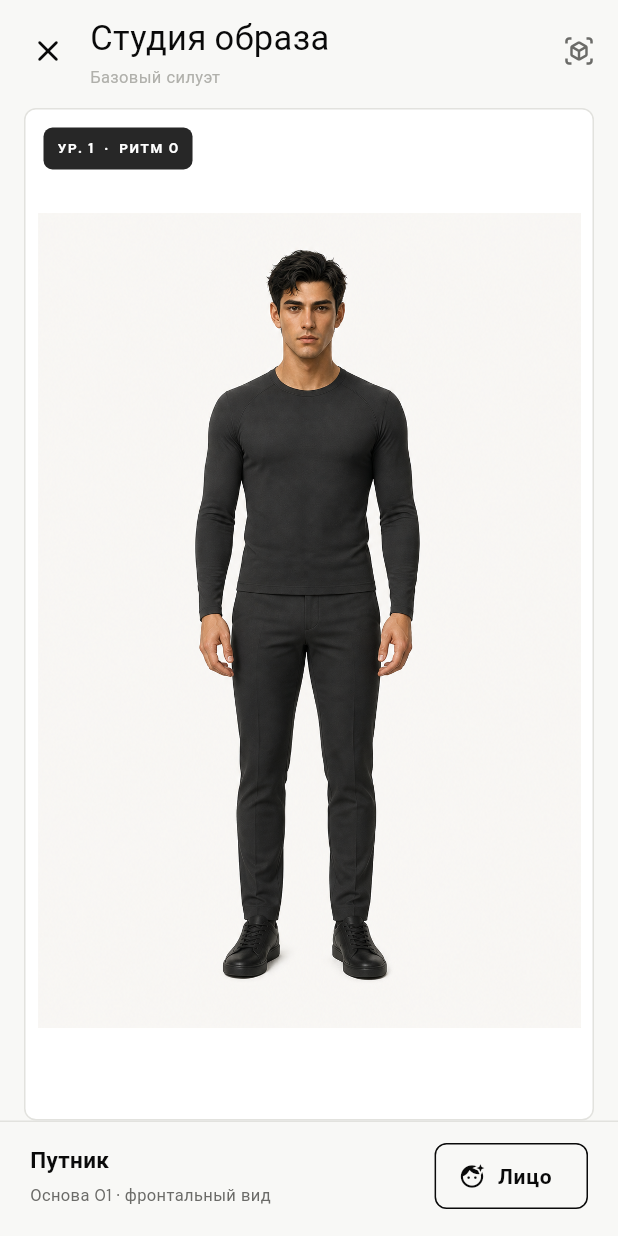
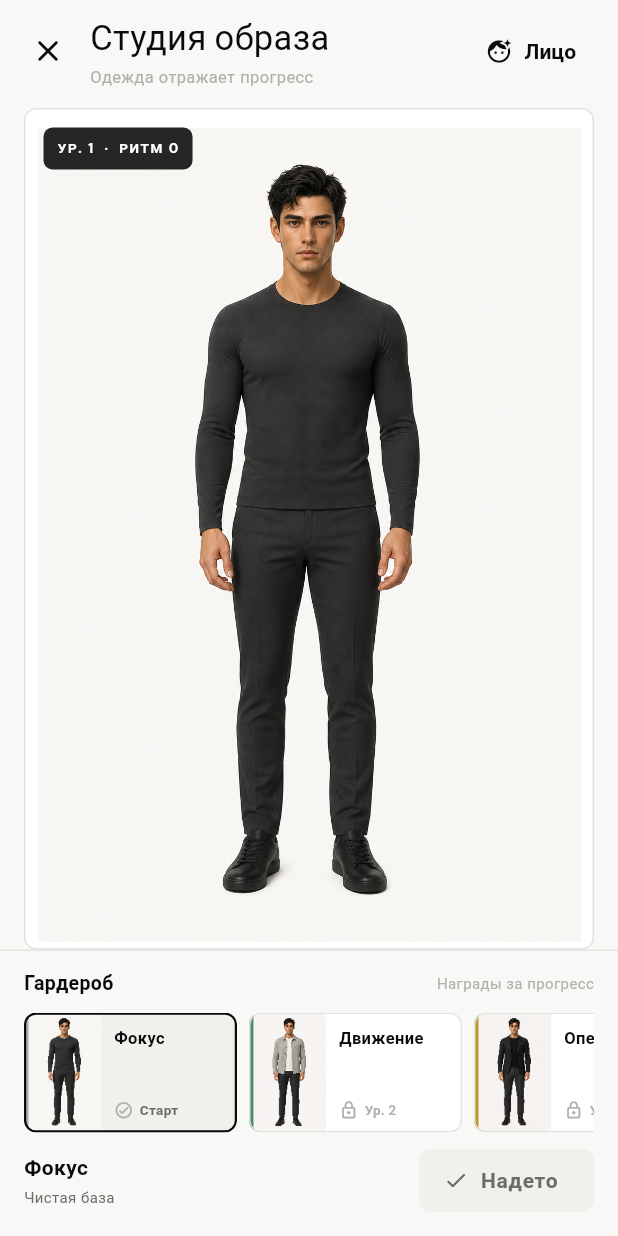
Before and after one commit to qqyuno/LEVL, a Flutter app: the FullBodyEditorScreen screen opened directly, on a phone screen of 412 x 824 dp. Run offline on Flutter 3.47's test engine with Material 3 defaults, Android fonts, the phone set to English and light mode, and no system bars; our stand-ins replace flutter_dotenv, flutter_local_notifications, flutter_riverpod, flutter_svg, flutter_timezone, freezed_annotation and 12 more; accounts and stored records are empty; generated files the repository leaves out were written again; project files that could hold a hidden picture were left out.

Commit message:
feat: add progression wardrobe
Add three aligned clothing variants, reward-gated previews, and persistent outfit selection while preserving the separate premium face editor.

```diff
--- a/levl/lib/features/character/domain/character_asset_manifest.dart
+++ b/levl/lib/features/character/domain/character_asset_manifest.dart
@@ -41,16 +41,4 @@ class CharacterAssetManifest {
     layers.sort((a, b) => a.slot.index.compareTo(b.slot.index));
     return layers;
   }
-
-  static const pilot = CharacterAssetManifest(
-    views: {
-      CharacterView.front: [
-        CharacterLayerAsset(
-          slot: CharacterLayerSlot.composite,
-          assetPath:
-              'assets/character_v2/body/levl_body_male_front_base_v1.png',
-        ),
-      ],
-    },
-  );
 }
--- /dev/null
+++ b/levl/lib/features/character/domain/character_outfit.dart
@@ -0,0 +1,126 @@
+import 'character_asset_manifest.dart';
+
+enum CharacterOutfitRarity { standard, uncommon, rare, epic }
+
+class CharacterOutfit {
+  const CharacterOutfit({
+    required this.id,
+    required this.title,
+    required this.description,
+    required this.rarity,
+    required this.manifest,
+    this.requiredLevel = 1,
+    this.requiredStreak = 0,
+  });
+
+  final String id;
+  final String title;
+  final String description;
+  final CharacterOutfitRarity rarity;
+  final CharacterAssetManifest manifest;
+  final int requiredLevel;
+  final int requiredStreak;
+
+  bool isUnlocked({required int level, required int streak}) {
+    return level >= requiredLevel && streak >= requiredStreak;
+  }
+
+  String get rewardLabel {
+    if (requiredStreak > 0) return '$requiredStreak дней';
+    if (requiredLevel > 1) return 'Ур. $requiredLevel';
+    return 'Старт';
+  }
+}
+
+abstract class CharacterWardrobe {
+  static const outfits = <CharacterOutfit>[
+    CharacterOutfit(
+      id: 'focus',
+      title: 'Фокус',
+      description: 'Чистая база',
+      rarity: CharacterOutfitRarity.standard,
+      manifest: CharacterAssetManifest(
+        views: {
+          CharacterView.front: [
+            CharacterLayerAsset(
+              slot: CharacterLayerSlot.composite,
+              assetPath:
+                  'assets/character_v2/body/levl_body_male_front_base_v1.png',
+            ),
+          ],
+        },
+      ),
+    ),
+    CharacterOutfit(
+      id: 'momentum',
+      title: 'Движение',
+      description: 'Спокойный ритм',
+      rarity: CharacterOutfitRarity.uncommon,
+      requiredLevel: 2,
+      manifest: CharacterAssetManifest(
+        views: {
+          CharacterView.front: [
+            CharacterLayerAsset(
+              slot: CharacterLayerSlot.composite,
+              assetPath:
+                  'assets/character_v2/body/levl_body_male_front_momentum_v1.png',
+            ),
+          ],
+        },
+      ),
+    ),
+    CharacterOutfit(
+      id: 'operator',
+      title: 'Оператор',
+      description: 'Собранный режим',
+      rarity: CharacterOutfitRarity.rare,
+      requiredLevel: 4,
+      manifest: CharacterAssetManifest(
+        views: {
+          CharacterView.front: [
+            CharacterLayerAsset(
+              slot: CharacterLayerSlot.composite,
+              assetPath:
+                  'assets/character_v2/body/levl_body_male_front_operator_v1.png',
+            ),
+          ],
+        },
+      ),
+    ),
+    CharacterOutfit(
+      id: 'breakthrough',
+      title: 'Прорыв',
+      description: 'Награда за ритм',
+      rarity: CharacterOutfitRarity.epic,
+      requiredStreak: 7,
+      manifest: CharacterAssetManifest(
+        views: {
+          CharacterView.front: [
+            CharacterLayerAsset(
+              slot: CharacterLayerSlot.composite,
+              assetPath:
+                  'assets/character_v2/body/levl_body_male_front_breakthrough_v1.png',
+            ),
+          ],
+        },
+      ),
+    ),
+  ];
+
+  static CharacterOutfit byId(String id) {
+    return outfits.firstWhere(
+      (outfit) => outfit.id == id,
+      orElse: () => outfits.first,
+    );
+  }
+
+  static String idForIndex(int index) {
+    if (index < 0 || index >= outfits.length) return outfits.first.id;
+    return outfits[index].id;
+  }
+
+  static int indexForId(String id) {
+    final index = outfits.indexWhere((outfit) => outfit.id == id);
+    return index < 0 ? 0 : index;
+  }
+}
--- a/levl/lib/features/character/presentation/screens/full_body_editor_screen.dart
+++ b/levl/lib/features/character/presentation/screens/full_body_editor_screen.dart
@@ -1,12 +1,20 @@
+import 'dart:convert';
+
 import 'package:flutter/material.dart';
+import 'package:flutter/services.dart';
 import 'package:flutter_riverpod/flutter_riverpod.dart';
 import 'package:google_fonts/google_fonts.dart';
+import 'package:isar/isar.dart';
 
+import '../../../../core/supabase/isar_service.dart';
 import '../../../../core/theme/app_colors.dart';
+import '../../../../shared/models/avatar_config.dart';
 import '../../../../shared/models/user_model.dart';
 import '../../../dashboard/presentation/providers/quest_provider.dart';
 import '../../domain/character_asset_manifest.dart';
+import '../../domain/character_outfit.dart';
 import '../widgets/layered_character_stage.dart';
+import '../widgets/outfit_wardrobe_rail.dart';
 import 'avatar_editor_screen.dart';
 
 class FullBodyEditorScreen extends ConsumerWidget {
@@ -15,38 +23,122 @@ class FullBodyEditorScreen extends ConsumerWidget {
   @override
   Widget build(BuildContext context, WidgetRef ref) {
     final user = ref.watch(userProfileNotifierProvider).valueOrNull;
+    final config = user?.characterStateJson.isNotEmpty == true
+        ? AvatarConfig.fromJsonString(user!.characterStateJson)
+        : const AvatarConfig();
+
     return Scaffold(
       backgroundColor: AppColors.background,
       body: SafeArea(
         child: FullBodyEditorContent(
           user: user,
+          equippedOutfitId: CharacterWardrobe.idForIndex(config.top),
           onClose: () => Navigator.of(context).pop(),
           onEditFace: () => Navigator.of(context, rootNavigator: true).push(
             MaterialPageRoute(builder: (_) => const AvatarEditorScreen()),
           ),
+          onEquip: (outfitId) => _persistOutfit(ref, outfitId),
         ),
       ),
     );
   }
+
+  Future<void> _persistOutfit(WidgetRef ref, String outfitId) async {
+    final isar = await ref.read(isarProvider.future);
+    final local = await isar.userProfileLocals.where().findFirst();
+    if (local == null) {
+      throw StateError('Local profile is unavailable');
     }
 
-class FullBodyEditorContent extends StatelessWidget {
+    Map<String, dynamic> state = {};
+    try {
+      state = jsonDecode(local.characterStateJson) as Map<String, dynamic>;
+    } catch (_) {}
+
+    final config =
+        AvatarConfig.fromJsonString(local.characterStateJson).copyWith(
+      top: CharacterWardrobe.indexForId(outfitId),
+    );
+    state.addAll(config.toJson());
+    local.characterStateJson = jsonEncode(state);
+    await isar.writeTxn(() async => isar.userProfileLocals.put(local));
+    ref.invalidate(userProfileNotifierProvider);
+  }
+}
+
+class FullBodyEditorContent extends StatefulWidget {
   const FullBodyEditorContent({
     super.key,
     required this.user,
     required this.onClose,
     required this.onEditFace,
+    this.equippedOutfitId = 'focus',
+    this.onEquip,
   });
 
   final UserProfile? user;
   final VoidCallback onClose;
   final VoidCallback onEditFace;
+  final String equippedOutfitId;
+  final Future<void> Function(String outfitId)? onEquip;
+
+  @override
+  State<FullBodyEditorContent> createState() => _FullBodyEditorContentState();
+}
+
+class _FullBodyEditorContentState extends State<FullBodyEditorContent> {
+  late String _previewedOutfitId;
+  late String _equippedOutfitId;
+  bool _isSaving = false;
+
+  int get _level => widget.user?.level ?? 1;
+  int get _streak => widget.user?.currentStreak ?? 0;
+
+  @override
+  void initState() {
+    super.initState();
+    _equippedOutfitId = CharacterWardrobe.byId(widget.equippedOutfitId).id;
+    _previewedOutfitId = _equippedOutfitId;
+  }
+
+  @override
+  void didUpdateWidget(covariant FullBodyEditorContent oldWidget) {
+    super.didUpdateWidget(oldWidget);
+    if (oldWidget.equippedOutfitId != widget.equippedOutfitId) {
+      _equippedOutfitId = CharacterWardrobe.byId(widget.equippedOutfitId).id;
+    }
+  }
+
+  Future<void> _equip(CharacterOutfit outfit) async {
+    if (_isSaving || !outfit.isUnlocked(level: _level, streak: _streak)) {
+      return;
+    }
+    HapticFeedback.mediumImpact();
+    setState(() => _isSaving = true);
+    try {
+      await widget.onEquip?.call(outfit.id);
+      if (mounted) setState(() => _equippedOutfitId = outfit.id);
+    } catch (_) {
+      if (mounted) {
+        ScaffoldMessenger.of(context).showSnackBar(
+          const SnackBar(content: Text('Не удалось сохранить образ')),
+        );
+      }
+    } finally {
+      if (mounted) setState(() => _isSaving = false);
+    }
+  }
 
   @override
   Widget build(BuildContext context) {
+    final outfit = CharacterWardrobe.byId(_previewedOutfitId);
+    final unlocked = outfit.isUnlocked(level: _level, streak: _streak);
     return Column(
       children: [
-        _StudioHeader(onClose: onClose),
+        _StudioHeader(
+          onClose: widget.onClose,
+          onEditFace: widget.onEditFace,
+        ),
         Expanded(
           child: Center(
             child: ConstrainedBox(
@@ -62,22 +154,24 @@ class FullBodyEditorContent extends StatelessWidget {
                   ),
                   child: Stack(
                     children: [
-                      const Positioned.fill(
+                      Positioned.fill(
                         child: Padding(
-                          padding: EdgeInsets.fromLTRB(8, 8, 8, 0),
+                          padding: const EdgeInsets.fromLTRB(8, 8, 8, 0),
+                          child: AnimatedSwitcher(
+                            duration: const Duration(milliseconds: 220),
+                            switchInCurve: Curves.easeOut,
                             child: LayeredCharacterStage(
-                            manifest: CharacterAssetManifest.pilot,
+                              key: ValueKey(outfit.id),
+                              manifest: outfit.manifest,
                               view: CharacterView.front,
+                            ),
                           ),
                         ),
                       ),
                       Positioned(
                         left: 12,
                         top: 12,
-                        child: _StageLabel(
-                          level: user?.level ?? 1,
-                          streak: user?.currentStreak ?? 0,
-                        ),
+                        child: _StageLabel(level: _level, streak: _streak),
                       ),
                     ],
                   ),
@@ -87,8 +181,17 @@ class FullBodyEditorContent extends StatelessWidget {
           ),
         ),
         _StudioControls(
-          user: user,
-          onEditFace: onEditFace,
+          outfit: outfit,
+          equipped: outfit.id == _equippedOutfitId,
+          unlocked: unlocked,
+          saving: _isSaving,
+          level: _level,
+          streak: _streak,
+          onSelected: (selected) {
+            HapticFeedback.selectionClick();
+            setState(() => _previewedOutfitId = selected.id);
+          },
+          onEquip: () => _equip(outfit),
         ),
       ],
     );
@@ -96,14 +199,15 @@ class FullBodyEditorContent extends StatelessWidget {
 }
 
 class _StudioHeader extends StatelessWidget {
-  const _StudioHeader({required this.onClose});
+  const _StudioHeader({required this.onClose, required this.onEditFace});
 
   final VoidCallback onClose;
+  final VoidCallback onEditFace;
 
   @override
   Widget build(BuildContext context) {
     return Padding(
-      padding: const EdgeInsets.fromLTRB(8, 8, 16, 8),
+      padding: const EdgeInsets.fromLTRB(8, 8, 12, 8),
       child: Row(
         children: [
           IconButton(
@@ -124,7 +228,7 @@ class _StudioHeader extends StatelessWidget {
                   ),
                 ),
                 Text(
-                  'Базовый силуэт',
+                  'Одежда отражает прогресс',
                   style: GoogleFonts.dmSans(
                     fontSize: 11,
                     color: AppColors.textDisabled,
@@ -133,10 +237,10 @@ class _StudioHeader extends StatelessWidget {
               ],
             ),
           ),
-          const Icon(
-            Icons.view_in_ar_outlined,
-            size: 20,
-            color: AppColors.textSecondary,
+          TextButton.icon(
+            onPressed: onEditFace,
+            icon: const Icon(Icons.face_retouching_natural, size: 18),
+            label: const Text('Лицо'),
           ),
         ],
       ),
@@ -175,68 +279,111 @@ class _StageLabel extends StatelessWidget {
 
 class _StudioControls extends StatelessWidget {
   const _StudioControls({
-    required this.user,
-    required this.onEditFace,
+    required this.outfit,
+    required this.equipped,
+    required this.unlocked,
+    required this.saving,
+    required this.level,
+    required this.streak,
+    required this.onSelected,
+    required this.onEquip,
   });
 
-  final UserProfile? user;
-  final VoidCallback onEditFace;
+  final CharacterOutfit outfit;
+  final bool equipped;
+  final bool unlocked;
+  final bool saving;
+  final int level;
+  final int streak;
+  final ValueChanged<CharacterOutfit> onSelected;
+  final VoidCallback onEquip;
 
   @override
   Widget build(BuildContext context) {
-    final name = user?.name.trim();
     return Container(
       width: double.infinity,
       decoration: const BoxDecoration(
         color: AppColors.background,
         border: Border(top: BorderSide(color: AppColors.divider)),
       ),
-      padding: const EdgeInsets.fromLTRB(20, 14, 20, 18),
+      padding: const EdgeInsets.fromLTRB(16, 12, 16, 16),
       child: Center(
         child: ConstrainedBox(
           constraints: const BoxConstraints(maxWidth: 620),
-          child: Row(
+          child: Column(
+            children: [
+              OutfitWardrobeRail(
+                outfits: CharacterWardrobe.outfits,
+                selectedId: outfit.id,
+                level: level,
+                streak: streak,
+                onSelected: onSelected,
+              ),
+              const SizedBox(height: 11),
+              Row(
                 children: [
                   Expanded(
                     child: Column(
                       crossAxisAlignment: CrossAxisAlignment.start,
                       children: [
                         Text(
-                      name?.isNotEmpty == true ? name! : 'Твой персонаж',
+                          outfit.title,
                           maxLines: 1,
                           overflow: TextOverflow.ellipsis,
                           style: GoogleFonts.dmSans(
-                        fontSize: 15,
+                            fontSize: 14,
                             fontWeight: FontWeight.w700,
                             color: AppColors.textPrimary,
                           ),
                         ),
-                    const SizedBox(height: 3),
+                        const SizedBox(height: 2),
                         Text(
-                      'Основа 01 · фронтальный вид',
+                          unlocked ? outfit.description : outfit.rewardLabel,
                           style: GoogleFonts.dmSans(
-                        fontSize: 11,
-                        color: AppColors.textSecondary,
+                            fontSize: 10,
+                            color: unlocked
+                                ? AppColors.textSecondary
+                                : AppColors.textDisabled,
                           ),
                         ),
                       ],
                     ),
                   ),
-              const SizedBox(width: 16),
+                  const SizedBox(width: 12),
                   SizedBox(
-                height: 44,
-                child: OutlinedButton.icon(
-                  onPressed: onEditFace,
-                  style: OutlinedButton.styleFrom(
-                    foregroundColor: AppColors.textPrimary,
-                    side: const BorderSide(color: AppColors.textPrimary),
+                    height: 42,
+                    child: FilledButton.icon(
+                      key: const ValueKey('equip-outfit'),
+                      onPressed:
+                          unlocked && !equipped && !saving ? onEquip : null,
+                      style: FilledButton.styleFrom(
+                        backgroundColor: AppColors.textPrimary,
+                        disabledBackgroundColor: AppColors.surfaceElevated,
+                        disabledForegroundColor: AppColors.textSecondary,
                         shape: RoundedRectangleBorder(
                           borderRadius: BorderRadius.circular(8),
                         ),
                       ),
-                  icon: const Icon(Icons.face_retouching_natural, size: 18),
-                  label: const Text('Лицо'),
+                      icon: Icon(
+                        unlocked
+                            ? (equipped
+                                ? Icons.check_rounded
+                                : Icons.checkroom_rounded)
+                            : Icons.lock_outline_rounded,
+                        size: 17,
                       ),
+                      label: Text(
+                        saving
+                            ? 'Сохраняем'
+                            : equipped
+                                ? 'Надето'
+                                : unlocked
+                                    ? 'Надеть'
+                                    : outfit.rewardLabel,
+                      ),
+                    ),
+                  ),
+                ],
               ),
             ],
           ),
--- /dev/null
+++ b/levl/lib/features/character/presentation/widgets/outfit_wardrobe_rail.dart
@@ -0,0 +1,184 @@
+import 'package:flutter/material.dart';
+import 'package:google_fonts/google_fonts.dart';
+
+import '../../../../core/theme/app_colors.dart';
+import '../../domain/character_asset_manifest.dart';
+import '../../domain/character_outfit.dart';
+
+class OutfitWardrobeRail extends StatelessWidget {
+  const OutfitWardrobeRail({
+    super.key,
+    required this.outfits,
+    required this.selectedId,
+    required this.level,
+    required this.streak,
+    required this.onSelected,
+  });
+
+  final List<CharacterOutfit> outfits;
+  final String selectedId;
+  final int level;
+  final int streak;
+  final ValueChanged<CharacterOutfit> onSelected;
+
+  @override
+  Widget build(BuildContext context) {
+    return Column(
+      crossAxisAlignment: CrossAxisAlignment.start,
+      children: [
+        Row(
+          children: [
+            Text(
+              'Гардероб',
+              style: GoogleFonts.dmSans(
+                fontSize: 13,
+                fontWeight: FontWeight.w700,
+                color: AppColors.textPrimary,
+              ),
+            ),
+            const Spacer(),
+            Text(
+              'Награды за прогресс',
+              style: GoogleFonts.dmSans(
+                fontSize: 10,
+                color: AppColors.textDisabled,
+              ),
+            ),
+          ],
+        ),
+        const SizedBox(height: 9),
+        SizedBox(
+          height: 80,
+          child: ListView.separated(
+            scrollDirection: Axis.horizontal,
+            itemCount: outfits.length,
+            separatorBuilder: (_, __) => const SizedBox(width: 8),
+            itemBuilder: (context, index) {
+              final outfit = outfits[index];
+              return _OutfitCard(
+                key: ValueKey('outfit-${outfit.id}'),
+                outfit: outfit,
+                selected: outfit.id == selectedId,
+                unlocked: outfit.isUnlocked(level: level, streak: streak),
+                onTap: () => onSelected(outfit),
+              );
+            },
+          ),
+        ),
+      ],
+    );
+  }
+}
+
+class _OutfitCard extends StatelessWidget {
+  const _OutfitCard({
+    super.key,
+    required this.outfit,
+    required this.selected,
+    required this.unlocked,
+    required this.onTap,
+  });
+
+  final CharacterOutfit outfit;
+  final bool selected;
+  final bool unlocked;
+  final VoidCallback onTap;
+
+  @override
+  Widget build(BuildContext context) {
+    final preview = outfit.manifest.layersFor(CharacterView.front).first;
+    final accent = _rarityColor(outfit.rarity);
+    return Semantics(
+      button: true,
+      selected: selected,
+      label: '${outfit.title}, ${unlocked ? 'доступно' : outfit.rewardLabel}',
+      child: SizedBox(
+        width: 142,
+        child: Material(
+          color: selected ? AppColors.surfaceElevated : AppColors.surface,
+          shape: RoundedRectangleBorder(
+            side: BorderSide(
+              color: selected ? AppColors.textPrimary : AppColors.divider,
+              width: selected ? 1.5 : 1,
+            ),
+            borderRadius: BorderRadius.circular(8),
+          ),
+          clipBehavior: Clip.antiAlias,
+          child: InkWell(
+            onTap: onTap,
+            child: Row(
+              children: [
+                Container(width: 3, color: accent),
+                SizedBox(
+                  width: 48,
+                  height: double.infinity,
+                  child: Image.asset(
+                    preview.assetPath,
+                    fit: BoxFit.cover,
+                    alignment: Alignment.topCenter,
+                    cacheWidth: 112,
+                    filterQuality: FilterQuality.medium,
+                  ),
+                ),
+                Expanded(
+                  child: Padding(
+                    padding: const EdgeInsets.fromLTRB(9, 9, 7, 8),
+                    child: Column(
+                      crossAxisAlignment: CrossAxisAlignment.start,
+                      children: [
+                        Text(
+                          outfit.title,
+                          maxLines: 1,
+                          overflow: TextOverflow.ellipsis,
+                          style: GoogleFonts.dmSans(
+                            fontSize: 11,
+                            fontWeight: FontWeight.w700,
+                            color: AppColors.textPrimary,
+                          ),
+                        ),
+                        const Spacer(),
+                        Row(
+                          children: [
+                            Icon(
+                              unlocked
+                                  ? Icons.check_circle_outline_rounded
+                                  : Icons.lock_outline_rounded,
+                              size: 13,
+                              color: unlocked ? accent : AppColors.textDisabled,
+                            ),
+                            const SizedBox(width: 4),
+                            Expanded(
+                              child: Text(
+                                outfit.rewardLabel,
+                                maxLines: 1,
+                                overflow: TextOverflow.ellipsis,
+                                style: GoogleFonts.dmSans(
+                                  fontSize: 9,
+                                  fontWeight: FontWeight.w600,
+                                  color: unlocked
+                                      ? AppColors.textSecondary
+                                      : AppColors.textDisabled,
+                                ),
+                              ),
+                            ),
+                          ],
+                        ),
+                      ],
+                    ),
+                  ),
+                ),
+              ],
+            ),
+          ),
+        ),
+      ),
+    );
+  }
+}
+
+Color _rarityColor(CharacterOutfitRarity rarity) => switch (rarity) {
+      CharacterOutfitRarity.standard => AppColors.textDisabled,
+      CharacterOutfitRarity.uncommon => AppColors.sphereKnowledge,
+      CharacterOutfitRarity.rare => AppColors.gold,
+      CharacterOutfitRarity.epic => AppColors.sphereWill,
+    };
```
Also changed, not shown: levl/assets/character_v2/body/levl_body_male_front_breakthrough_v1.png (added), levl/assets/character_v2/body/levl_body_male_front_momentum_v1.png (added), levl/assets/character_v2/body/levl_body_male_front_operator_v1.png (added), 4 other files. Lines whose indentation alone changed are shown as unchanged.
